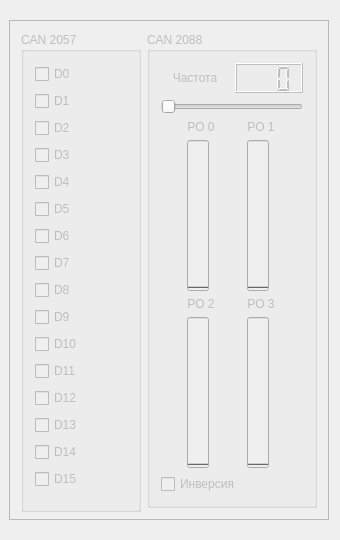
sseitov/Megatron, file Megatron-server/server.ui: the form before one commit.
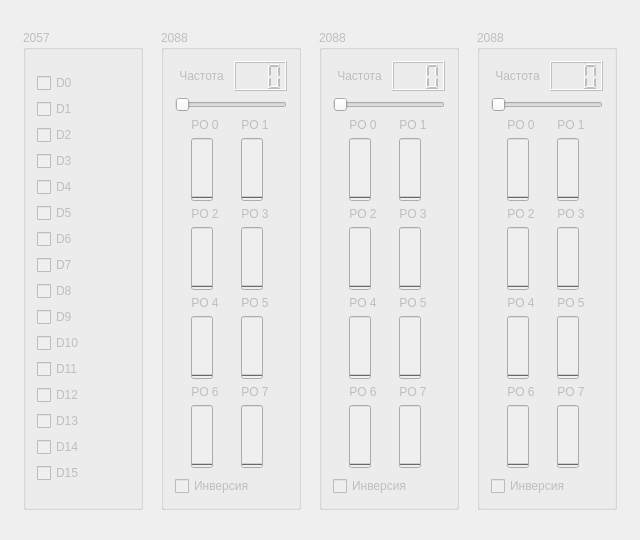
The form after the commit.

Patch:
```diff
--- a/Megatron-server/server.ui
+++ b/Megatron-server/server.ui
@@ -6,52 +6,25 @@
    <rect>
     <x>0</x>
     <y>0</y>
-    <width>340</width>
+    <width>640</width>
     <height>540</height>
    </rect>
   </property>
   <property name="minimumSize">
    <size>
-    <width>340</width>
+    <width>640</width>
     <height>540</height>
    </size>
   </property>
   <property name="maximumSize">
    <size>
-    <width>340</width>
+    <width>640</width>
     <height>540</height>
    </size>
   </property>
   <property name="windowTitle">
    <string>Megatron Server</string>
   </property>
-  <widget class="QFrame" name="frame">
-   <property name="geometry">
-    <rect>
-     <x>9</x>
-     <y>20</y>
-     <width>320</width>
-     <height>500</height>
-    </rect>
-   </property>
-   <property name="minimumSize">
-    <size>
-     <width>320</width>
-     <height>500</height>
-    </size>
-   </property>
-   <property name="maximumSize">
-    <size>
-     <width>320</width>
-     <height>500</height>
-    </size>
-   </property>
-   <property name="frameShape">
-    <enum>QFrame::StyledPanel</enum>
-   </property>
-   <property name="frameShadow">
-    <enum>QFrame::Raised</enum>
-   </property>
    <layout class="QHBoxLayout" name="horizontalLayout">
     <item>
      <widget class="QGroupBox" name="can2057">
@@ -71,7 +44,7 @@
        </size>
       </property>
       <property name="title">
-       <string>CAN 2057</string>
+      <string>2057</string>
       </property>
       <property name="checkable">
        <bool>false</bool>
@@ -79,7 +52,7 @@
       <property name="checked">
        <bool>false</bool>
       </property>
-      <layout class="QHBoxLayout" name="horizontalLayout_9">
+     <layout class="QVBoxLayout" name="verticalLayout_2">
        <item>
         <layout class="QVBoxLayout" name="verticalLayout_17">
          <item>
@@ -254,12 +227,18 @@
       </property>
       <property name="minimumSize">
        <size>
-        <width>0</width>
-        <height>0</height>
+       <width>140</width>
+       <height>480</height>
+      </size>
+     </property>
+     <property name="maximumSize">
+      <size>
+       <width>140</width>
+       <height>480</height>
        </size>
       </property>
       <property name="title">
-       <string>CAN 2088</string>
+      <string>2088</string>
       </property>
       <property name="checkable">
        <bool>false</bool>
@@ -316,16 +295,32 @@
        </item>
        <item>
         <layout class="QGridLayout" name="gridLayout">
-         <item row="0" column="0">
-          <widget class="QLabel" name="label_2">
+        <item row="6" column="1">
+         <widget class="QLabel" name="label_18">
            <property name="text">
-            <string>PO 0</string>
+           <string>PO 7</string>
            </property>
            <property name="alignment">
             <set>Qt::AlignCenter</set>
            </property>
           </widget>
          </item>
+        <item row="7" column="0">
+         <widget class="QProgressBar" name="po6_1">
+          <property name="maximum">
+           <number>1000</number>
+          </property>
+          <property name="value">
+           <number>0</number>
+          </property>
+          <property name="textVisible">
+           <bool>false</bool>
+          </property>
+          <property name="orientation">
+           <enum>Qt::Vertical</enum>
+          </property>
+         </widget>
+        </item>
          <item row="0" column="1">
           <widget class="QLabel" name="label_3">
            <property name="text">
@@ -337,23 +332,7 @@
           </widget>
          </item>
          <item row="1" column="0">
-          <widget class="QProgressBar" name="po0">
-           <property name="maximum">
-            <number>1000</number>
-           </property>
-           <property name="value">
-            <number>0</number>
-           </property>
-           <property name="textVisible">
-            <bool>false</bool>
-           </property>
-           <property name="orientation">
-            <enum>Qt::Vertical</enum>
-           </property>
-          </widget>
-         </item>
-         <item row="1" column="1">
-          <widget class="QProgressBar" name="po1">
+         <widget class="QProgressBar" name="po0_1">
            <property name="maximum">
             <number>1000</number>
            </property>
@@ -378,6 +357,32 @@
            </property>
           </widget>
          </item>
+        <item row="4" column="1">
+         <widget class="QLabel" name="label_17">
+          <property name="text">
+           <string>PO 5</string>
+          </property>
+          <property name="alignment">
+           <set>Qt::AlignCenter</set>
+          </property>
+         </widget>
+        </item>
+        <item row="5" column="0">
+         <widget class="QProgressBar" name="po4_1">
+          <property name="maximum">
+           <number>1000</number>
+          </property>
+          <property name="value">
+           <number>0</number>
+          </property>
+          <property name="textVisible">
+           <bool>false</bool>
+          </property>
+          <property name="orientation">
+           <enum>Qt::Vertical</enum>
+          </property>
+         </widget>
+        </item>
          <item row="2" column="1">
           <widget class="QLabel" name="label_5">
            <property name="text">
@@ -420,6 +425,84 @@
            </property>
           </widget>
          </item>
+        <item row="4" column="0">
+         <widget class="QLabel" name="label_6">
+          <property name="text">
+           <string>PO 4</string>
+          </property>
+          <property name="alignment">
+           <set>Qt::AlignCenter</set>
+          </property>
+         </widget>
+        </item>
+        <item row="5" column="1">
+         <widget class="QProgressBar" name="po5_1">
+          <property name="maximum">
+           <number>1000</number>
+          </property>
+          <property name="value">
+           <number>0</number>
+          </property>
+          <property name="textVisible">
+           <bool>false</bool>
+          </property>
+          <property name="orientation">
+           <enum>Qt::Vertical</enum>
+          </property>
+         </widget>
+        </item>
+        <item row="6" column="0">
+         <widget class="QLabel" name="label_19">
+          <property name="text">
+           <string>PO 6</string>
+          </property>
+          <property name="alignment">
+           <set>Qt::AlignCenter</set>
+          </property>
+         </widget>
+        </item>
+        <item row="0" column="0">
+         <widget class="QLabel" name="label_2">
+          <property name="text">
+           <string>PO 0</string>
+          </property>
+          <property name="alignment">
+           <set>Qt::AlignCenter</set>
+          </property>
+         </widget>
+        </item>
+        <item row="7" column="1">
+         <widget class="QProgressBar" name="po7_1">
+          <property name="maximum">
+           <number>1000</number>
+          </property>
+          <property name="value">
+           <number>0</number>
+          </property>
+          <property name="textVisible">
+           <bool>false</bool>
+          </property>
+          <property name="orientation">
+           <enum>Qt::Vertical</enum>
+          </property>
+         </widget>
+        </item>
+        <item row="1" column="1">
+         <widget class="QProgressBar" name="po1_1">
+          <property name="maximum">
+           <number>1000</number>
+          </property>
+          <property name="value">
+           <number>0</number>
+          </property>
+          <property name="textVisible">
+           <bool>false</bool>
+          </property>
+          <property name="orientation">
+           <enum>Qt::Vertical</enum>
+          </property>
+         </widget>
+        </item>
         </layout>
        </item>
        <item>
@@ -432,8 +515,597 @@
       </layout>
      </widget>
     </item>
-   </layout>
-  </widget>
+   <item>
+    <widget class="QGroupBox" name="can2088_2">
+     <property name="enabled">
+      <bool>false</bool>
+     </property>
+     <property name="minimumSize">
+      <size>
+       <width>140</width>
+       <height>480</height>
+      </size>
+     </property>
+     <property name="maximumSize">
+      <size>
+       <width>140</width>
+       <height>480</height>
+      </size>
+     </property>
+     <property name="title">
+      <string>2088</string>
+     </property>
+     <property name="checkable">
+      <bool>false</bool>
+     </property>
+     <property name="checked">
+      <bool>false</bool>
+     </property>
+     <layout class="QVBoxLayout" name="verticalLayout_3">
+      <item>
+       <layout class="QHBoxLayout" name="horizontalLayout_4">
+        <item>
+         <widget class="QLabel" name="label_7">
+          <property name="minimumSize">
+           <size>
+            <width>0</width>
+            <height>30</height>
+           </size>
+          </property>
+          <property name="text">
+           <string>Частота</string>
+          </property>
+          <property name="alignment">
+           <set>Qt::AlignCenter</set>
+          </property>
+         </widget>
+        </item>
+        <item>
+         <widget class="QLCDNumber" name="frequencyIndicator_2">
+          <property name="minimumSize">
+           <size>
+            <width>0</width>
+            <height>30</height>
+           </size>
+          </property>
+          <property name="digitCount">
+           <number>3</number>
+          </property>
+         </widget>
+        </item>
+       </layout>
+      </item>
+      <item>
+       <widget class="QSlider" name="frequency_2">
+        <property name="minimum">
+         <number>2</number>
+        </property>
+        <property name="maximum">
+         <number>5000000</number>
+        </property>
+        <property name="orientation">
+         <enum>Qt::Horizontal</enum>
+        </property>
+       </widget>
+      </item>
+      <item>
+       <layout class="QGridLayout" name="gridLayout_2">
+        <item row="6" column="1">
+         <widget class="QLabel" name="label_20">
+          <property name="text">
+           <string>PO 7</string>
+          </property>
+          <property name="alignment">
+           <set>Qt::AlignCenter</set>
+          </property>
+         </widget>
+        </item>
+        <item row="7" column="0">
+         <widget class="QProgressBar" name="po6_2">
+          <property name="maximum">
+           <number>1000</number>
+          </property>
+          <property name="value">
+           <number>0</number>
+          </property>
+          <property name="textVisible">
+           <bool>false</bool>
+          </property>
+          <property name="orientation">
+           <enum>Qt::Vertical</enum>
+          </property>
+         </widget>
+        </item>
+        <item row="0" column="1">
+         <widget class="QLabel" name="label_8">
+          <property name="text">
+           <string>PO 1</string>
+          </property>
+          <property name="alignment">
+           <set>Qt::AlignCenter</set>
+          </property>
+         </widget>
+        </item>
+        <item row="1" column="0">
+         <widget class="QProgressBar" name="po0_2">
+          <property name="maximum">
+           <number>1000</number>
+          </property>
+          <property name="value">
+           <number>0</number>
+          </property>
+          <property name="textVisible">
+           <bool>false</bool>
+          </property>
+          <property name="orientation">
+           <enum>Qt::Vertical</enum>
+          </property>
+         </widget>
+        </item>
+        <item row="2" column="0">
+         <widget class="QLabel" name="label_9">
+          <property name="text">
+           <string>PO 2</string>
+          </property>
+          <property name="alignment">
+           <set>Qt::AlignCenter</set>
+          </property>
+         </widget>
+        </item>
+        <item row="4" column="1">
+         <widget class="QLabel" name="label_21">
+          <property name="text">
+           <string>PO 5</string>
+          </property>
+          <property name="alignment">
+           <set>Qt::AlignCenter</set>
+          </property>
+         </widget>
+        </item>
+        <item row="5" column="0">
+         <widget class="QProgressBar" name="po4_2">
+          <property name="maximum">
+           <number>1000</number>
+          </property>
+          <property name="value">
+           <number>0</number>
+          </property>
+          <property name="textVisible">
+           <bool>false</bool>
+          </property>
+          <property name="orientation">
+           <enum>Qt::Vertical</enum>
+          </property>
+         </widget>
+        </item>
+        <item row="2" column="1">
+         <widget class="QLabel" name="label_10">
+          <property name="text">
+           <string>PO 3</string>
+          </property>
+          <property name="alignment">
+           <set>Qt::AlignCenter</set>
+          </property>
+         </widget>
+        </item>
+        <item row="3" column="0">
+         <widget class="QProgressBar" name="po2_2">
+          <property name="maximum">
+           <number>1000</number>
+          </property>
+          <property name="value">
+           <number>0</number>
+          </property>
+          <property name="textVisible">
+           <bool>false</bool>
+          </property>
+          <property name="orientation">
+           <enum>Qt::Vertical</enum>
+          </property>
+         </widget>
+        </item>
+        <item row="3" column="1">
+         <widget class="QProgressBar" name="po3_2">
+          <property name="maximum">
+           <number>1000</number>
+          </property>
+          <property name="value">
+           <number>0</number>
+          </property>
+          <property name="textVisible">
+           <bool>false</bool>
+          </property>
+          <property name="orientation">
+           <enum>Qt::Vertical</enum>
+          </property>
+         </widget>
+        </item>
+        <item row="4" column="0">
+         <widget class="QLabel" name="label_11">
+          <property name="text">
+           <string>PO 4</string>
+          </property>
+          <property name="alignment">
+           <set>Qt::AlignCenter</set>
+          </property>
+         </widget>
+        </item>
+        <item row="5" column="1">
+         <widget class="QProgressBar" name="po5_2">
+          <property name="maximum">
+           <number>1000</number>
+          </property>
+          <property name="value">
+           <number>0</number>
+          </property>
+          <property name="textVisible">
+           <bool>false</bool>
+          </property>
+          <property name="orientation">
+           <enum>Qt::Vertical</enum>
+          </property>
+         </widget>
+        </item>
+        <item row="6" column="0">
+         <widget class="QLabel" name="label_22">
+          <property name="text">
+           <string>PO 6</string>
+          </property>
+          <property name="alignment">
+           <set>Qt::AlignCenter</set>
+          </property>
+         </widget>
+        </item>
+        <item row="0" column="0">
+         <widget class="QLabel" name="label_12">
+          <property name="text">
+           <string>PO 0</string>
+          </property>
+          <property name="alignment">
+           <set>Qt::AlignCenter</set>
+          </property>
+         </widget>
+        </item>
+        <item row="7" column="1">
+         <widget class="QProgressBar" name="po7_2">
+          <property name="maximum">
+           <number>1000</number>
+          </property>
+          <property name="value">
+           <number>0</number>
+          </property>
+          <property name="textVisible">
+           <bool>false</bool>
+          </property>
+          <property name="orientation">
+           <enum>Qt::Vertical</enum>
+          </property>
+         </widget>
+        </item>
+        <item row="1" column="1">
+         <widget class="QProgressBar" name="po1_2">
+          <property name="maximum">
+           <number>1000</number>
+          </property>
+          <property name="value">
+           <number>0</number>
+          </property>
+          <property name="textVisible">
+           <bool>false</bool>
+          </property>
+          <property name="orientation">
+           <enum>Qt::Vertical</enum>
+          </property>
+         </widget>
+        </item>
+       </layout>
+      </item>
+      <item>
+       <widget class="QCheckBox" name="inversion_2">
+        <property name="text">
+         <string>Инверсия</string>
+        </property>
+       </widget>
+      </item>
+     </layout>
+    </widget>
+   </item>
+   <item>
+    <widget class="QGroupBox" name="can2088_3">
+     <property name="enabled">
+      <bool>false</bool>
+     </property>
+     <property name="minimumSize">
+      <size>
+       <width>140</width>
+       <height>480</height>
+      </size>
+     </property>
+     <property name="maximumSize">
+      <size>
+       <width>140</width>
+       <height>480</height>
+      </size>
+     </property>
+     <property name="title">
+      <string>2088</string>
+     </property>
+     <property name="checkable">
+      <bool>false</bool>
+     </property>
+     <property name="checked">
+      <bool>false</bool>
+     </property>
+     <layout class="QVBoxLayout" name="verticalLayout_4">
+      <item>
+       <layout class="QHBoxLayout" name="horizontalLayout_5">
+        <item>
+         <widget class="QLabel" name="label_13">
+          <property name="minimumSize">
+           <size>
+            <width>0</width>
+            <height>30</height>
+           </size>
+          </property>
+          <property name="text">
+           <string>Частота</string>
+          </property>
+          <property name="alignment">
+           <set>Qt::AlignCenter</set>
+          </property>
+         </widget>
+        </item>
+        <item>
+         <widget class="QLCDNumber" name="frequencyIndicator_3">
+          <property name="minimumSize">
+           <size>
+            <width>0</width>
+            <height>30</height>
+           </size>
+          </property>
+          <property name="digitCount">
+           <number>3</number>
+          </property>
+         </widget>
+        </item>
+       </layout>
+      </item>
+      <item>
+       <widget class="QSlider" name="frequency_3">
+        <property name="minimum">
+         <number>2</number>
+        </property>
+        <property name="maximum">
+         <number>5000000</number>
+        </property>
+        <property name="orientation">
+         <enum>Qt::Horizontal</enum>
+        </property>
+       </widget>
+      </item>
+      <item>
+       <layout class="QGridLayout" name="gridLayout_3">
+        <item row="6" column="1">
+         <widget class="QLabel" name="label_23">
+          <property name="text">
+           <string>PO 7</string>
+          </property>
+          <property name="alignment">
+           <set>Qt::AlignCenter</set>
+          </property>
+         </widget>
+        </item>
+        <item row="7" column="0">
+         <widget class="QProgressBar" name="po6_3">
+          <property name="maximum">
+           <number>1000</number>
+          </property>
+          <property name="value">
+           <number>0</number>
+          </property>
+          <property name="textVisible">
+           <bool>false</bool>
+          </property>
+          <property name="orientation">
+           <enum>Qt::Vertical</enum>
+          </property>
+         </widget>
+        </item>
+        <item row="0" column="1">
+         <widget class="QLabel" name="label_14">
+          <property name="text">
+           <string>PO 1</string>
+          </property>
+          <property name="alignment">
+           <set>Qt::AlignCenter</set>
+          </property>
+         </widget>
+        </item>
+        <item row="1" column="0">
+         <widget class="QProgressBar" name="po0_3">
+          <property name="maximum">
+           <number>1000</number>
+          </property>
+          <property name="value">
+           <number>0</number>
+          </property>
+          <property name="textVisible">
+           <bool>false</bool>
+          </property>
+          <property name="orientation">
+           <enum>Qt::Vertical</enum>
+          </property>
+         </widget>
+        </item>
+        <item row="2" column="0">
+         <widget class="QLabel" name="label_15">
+          <property name="text">
+           <string>PO 2</string>
+          </property>
+          <property name="alignment">
+           <set>Qt::AlignCenter</set>
+          </property>
+         </widget>
+        </item>
+        <item row="4" column="1">
+         <widget class="QLabel" name="label_24">
+          <property name="text">
+           <string>PO 5</string>
+          </property>
+          <property name="alignment">
+           <set>Qt::AlignCenter</set>
+          </property>
+         </widget>
+        </item>
+        <item row="5" column="0">
+         <widget class="QProgressBar" name="po4_3">
+          <property name="maximum">
+           <number>1000</number>
+          </property>
+          <property name="value">
+           <number>0</number>
+          </property>
+          <property name="textVisible">
+           <bool>false</bool>
+          </property>
+          <property name="orientation">
+           <enum>Qt::Vertical</enum>
+          </property>
+         </widget>
+        </item>
+        <item row="2" column="1">
+         <widget class="QLabel" name="label_16">
+          <property name="text">
+           <string>PO 3</string>
+          </property>
+          <property name="alignment">
+           <set>Qt::AlignCenter</set>
+          </property>
+         </widget>
+        </item>
+        <item row="3" column="0">
+         <widget class="QProgressBar" name="po2_3">
+          <property name="maximum">
+           <number>1000</number>
+          </property>
+          <property name="value">
+           <number>0</number>
+          </property>
+          <property name="textVisible">
+           <bool>false</bool>
+          </property>
+          <property name="orientation">
+           <enum>Qt::Vertical</enum>
+          </property>
+         </widget>
+        </item>
+        <item row="3" column="1">
+         <widget class="QProgressBar" name="po3_3">
+          <property name="maximum">
+           <number>1000</number>
+          </property>
+          <property name="value">
+           <number>0</number>
+          </property>
+          <property name="textVisible">
+           <bool>false</bool>
+          </property>
+          <property name="orientation">
+           <enum>Qt::Vertical</enum>
+          </property>
+         </widget>
+        </item>
+        <item row="4" column="0">
+         <widget class="QLabel" name="label_25">
+          <property name="text">
+           <string>PO 4</string>
+          </property>
+          <property name="alignment">
+           <set>Qt::AlignCenter</set>
+          </property>
+         </widget>
+        </item>
+        <item row="5" column="1">
+         <widget class="QProgressBar" name="po5_3">
+          <property name="maximum">
+           <number>1000</number>
+          </property>
+          <property name="value">
+           <number>0</number>
+          </property>
+          <property name="textVisible">
+           <bool>false</bool>
+          </property>
+          <property name="orientation">
+           <enum>Qt::Vertical</enum>
+          </property>
+         </widget>
+        </item>
+        <item row="6" column="0">
+         <widget class="QLabel" name="label_26">
+          <property name="text">
+           <string>PO 6</string>
+          </property>
+          <property name="alignment">
+           <set>Qt::AlignCenter</set>
+          </property>
+         </widget>
+        </item>
+        <item row="0" column="0">
+         <widget class="QLabel" name="label_27">
+          <property name="text">
+           <string>PO 0</string>
+          </property>
+          <property name="alignment">
+           <set>Qt::AlignCenter</set>
+          </property>
+         </widget>
+        </item>
+        <item row="7" column="1">
+         <widget class="QProgressBar" name="po7_3">
+          <property name="maximum">
+           <number>1000</number>
+          </property>
+          <property name="value">
+           <number>0</number>
+          </property>
+          <property name="textVisible">
+           <bool>false</bool>
+          </property>
+          <property name="orientation">
+           <enum>Qt::Vertical</enum>
+          </property>
+         </widget>
+        </item>
+        <item row="1" column="1">
+         <widget class="QProgressBar" name="po1_3">
+          <property name="maximum">
+           <number>1000</number>
+          </property>
+          <property name="value">
+           <number>0</number>
+          </property>
+          <property name="textVisible">
+           <bool>false</bool>
+          </property>
+          <property name="orientation">
+           <enum>Qt::Vertical</enum>
+          </property>
+         </widget>
+        </item>
+       </layout>
+      </item>
+      <item>
+       <widget class="QCheckBox" name="inversion_3">
+        <property name="text">
+         <string>Инверсия</string>
+        </property>
+       </widget>
+      </item>
+     </layout>
+    </widget>
+   </item>
+  </layout>
  </widget>
  <layoutdefault spacing="6" margin="11"/>
  <resources/>
```
Left out of the diff: 12 changed lines with no effect on the pictures. Lines whose indentation alone changed are shown as unchanged.
